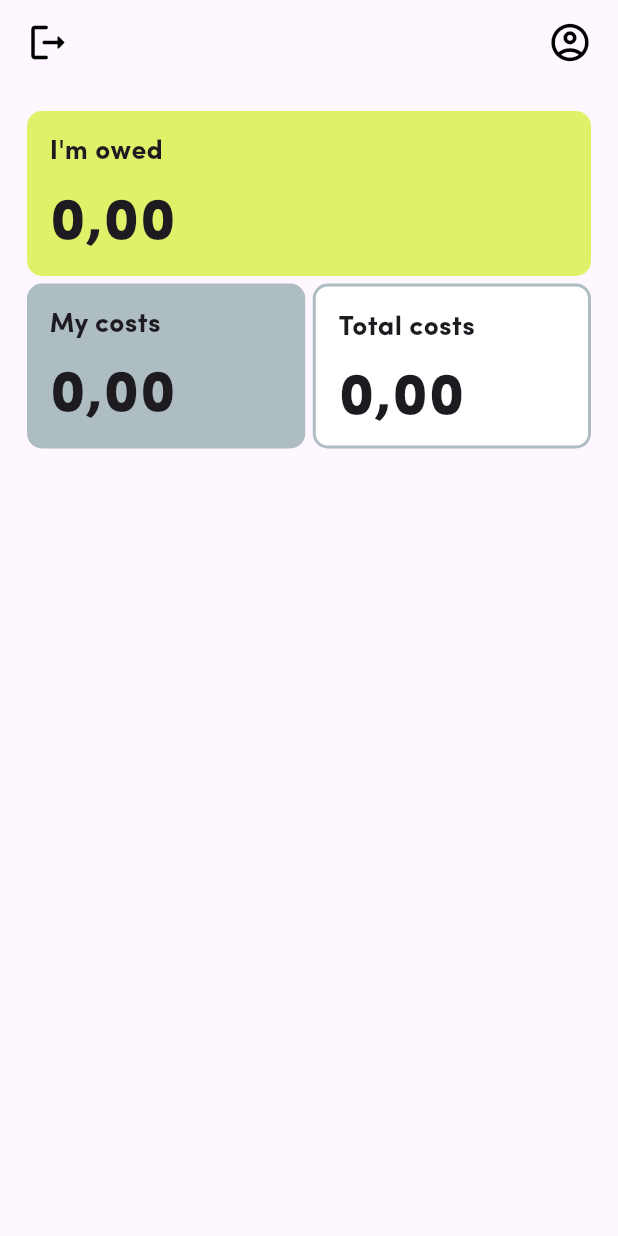
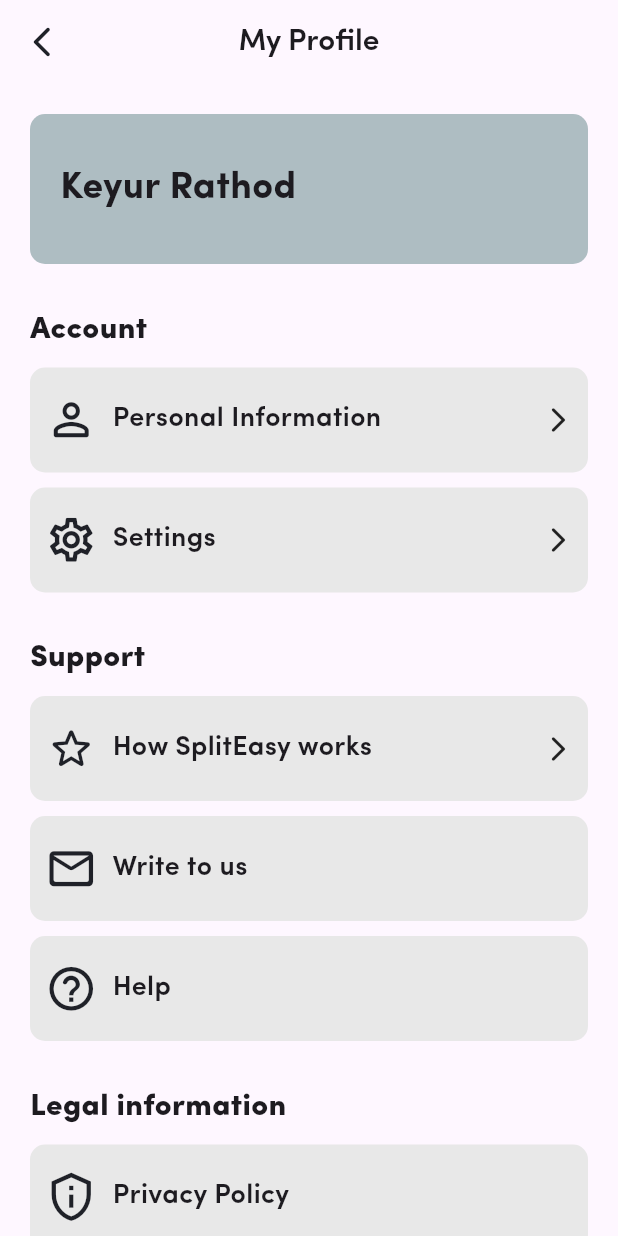
Before and after one commit to Keyurrr14/SplitEasy, a Flutter app: the HomePage screen opened directly, after a tap on the "account circle" icon, on a phone screen of 412 x 824 dp. Run offline on Flutter 3.47's test engine with Material 3 defaults, Android fonts, the phone set to English and light mode, and no system bars; our stand-ins replace email_validator, firebase_auth, firebase_core, smooth_page_indicator; accounts and stored records are empty.

Commit message:
folder structure updated and Account screen added

```diff
--- /dev/null
+++ b/lib/Account Screens/Account.dart
@@ -0,0 +1,334 @@
+import 'package:flutter/material.dart';
+
+class Account extends StatelessWidget {
+  const Account({super.key});
+
+  @override
+  Widget build(BuildContext context) {
+    return Scaffold(
+      appBar: AppBar(
+        leading: IconButton(
+          icon: const Icon(Icons.arrow_back_ios_new_rounded,
+              color: Color(0xff1f2128)),
+          onPressed: () => Navigator.of(context).pop(),
+        ),
+        title: const Text(
+          'My Profile',
+          style: TextStyle(fontWeight: FontWeight.w600, fontSize: 20),
+        ),
+        centerTitle: true,
+      ),
+      body: SingleChildScrollView(
+        child: Padding(
+          padding: const EdgeInsets.all(20.0),
+          child: Column(
+            crossAxisAlignment: CrossAxisAlignment.start,
+            children: [
+              Container(
+                width: double.infinity,
+                height: 100,
+                decoration: BoxDecoration(
+                    color: const Color(0xffAEBDC2),
+                    borderRadius: BorderRadius.circular(10)),
+                child: const Padding(
+                  padding: EdgeInsets.all(20.0),
+                  child: Align(
+                    alignment: Alignment.centerLeft,
+                    child: Text(
+                      'Keyur Rathod',
+                      style:
+                          TextStyle(fontSize: 25, fontWeight: FontWeight.bold),
+                    ),
+                  ),
+                ),
+              ),
+              const SizedBox(
+                height: 30,
+              ),
+              const Text(
+                'Account',
+                style: TextStyle(fontSize: 20, fontWeight: FontWeight.w900),
+              ),
+              const SizedBox(
+                height: 10,
+              ),
+              Container(
+                width: double.infinity,
+                height: 70,
+                decoration: BoxDecoration(
+                    color: const Color(0xffE8E8E8),
+                    borderRadius: BorderRadius.circular(10)),
+                child: const Padding(
+                  padding: EdgeInsets.all(10.0),
+                  child: Row(
+                    mainAxisAlignment: MainAxisAlignment.start,
+                    children: [
+                      Icon(
+                        Icons.person_outline_rounded,
+                        size: 35,
+                        color: Color(0xff1f2128),
+                      ),
+                      SizedBox(
+                        width: 10,
+                      ),
+                      Text(
+                        'Personal Information',
+                        style: TextStyle(
+                            fontSize: 18, fontWeight: FontWeight.w600),
+                      ),
+                      Spacer(),
+                      Icon(
+                        Icons.arrow_forward_ios_rounded,
+                        size: 20,
+                      )
+                    ],
+                  ),
+                ),
+              ),
+              const SizedBox(
+                height: 10,
+              ),
+              Container(
+                width: double.infinity,
+                height: 70,
+                decoration: BoxDecoration(
+                    color: const Color(0xffE8E8E8),
+                    borderRadius: BorderRadius.circular(10)),
+                child: const Padding(
+                  padding: EdgeInsets.all(10.0),
+                  child: Row(
+                    mainAxisAlignment: MainAxisAlignment.start,
+                    children: [
+                      Icon(
+                        Icons.settings_outlined,
+                        size: 35,
+                        color: Color(0xff1f2128),
+                      ),
+                      SizedBox(
+                        width: 10,
+                      ),
+                      Text(
+                        'Settings',
+                        style: TextStyle(
+                            fontSize: 18, fontWeight: FontWeight.w600),
+                      ),
+                      Spacer(),
+                      Icon(
+                        Icons.arrow_forward_ios_rounded,
+                        size: 20,
+                      )
+                    ],
+                  ),
+                ),
+              ),
+              const SizedBox(
+                height: 30,
+              ),
+              const Text(
+                'Support',
+                style: TextStyle(fontSize: 20, fontWeight: FontWeight.w900),
+              ),
+              const SizedBox(
+                height: 10,
+              ),
+              Container(
+                width: double.infinity,
+                height: 70,
+                decoration: BoxDecoration(
+                    color: const Color(0xffE8E8E8),
+                    borderRadius: BorderRadius.circular(10)),
+                child: const Padding(
+                  padding: EdgeInsets.all(10.0),
+                  child: Row(
+                    mainAxisAlignment: MainAxisAlignment.start,
+                    children: [
+                      Icon(
+                        Icons.star_outline_rounded,
+                        size: 35,
+                        color: Color(0xff1f2128),
+                      ),
+                      SizedBox(
+                        width: 10,
+                      ),
+                      Text(
+                        'How SplitEasy works',
+                        style: TextStyle(
+                            fontSize: 18, fontWeight: FontWeight.w600),
+                      ),
+                      Spacer(),
+                      Icon(
+                        Icons.arrow_forward_ios_rounded,
+                        size: 20,
+                      )
+                    ],
+                  ),
+                ),
+              ),
+              const SizedBox(
+                height: 10,
+              ),
+              Container(
+                width: double.infinity,
+                height: 70,
+                decoration: BoxDecoration(
+                    color: const Color(0xffE8E8E8),
+                    borderRadius: BorderRadius.circular(10)),
+                child: const Padding(
+                  padding: EdgeInsets.all(10.0),
+                  child: Row(
+                    mainAxisAlignment: MainAxisAlignment.start,
+                    children: [
+                      Icon(
+                        Icons.mail_outline_rounded,
+                        size: 35,
+                        color: Color(0xff1f2128),
+                      ),
+                      SizedBox(
+                        width: 10,
+                      ),
+                      Text(
+                        'Write to us',
+                        style: TextStyle(
+                            fontSize: 18, fontWeight: FontWeight.w600),
+                      ),
+                    ],
+                  ),
+                ),
+              ),
+              const SizedBox(
+                height: 10,
+              ),
+              Container(
+                width: double.infinity,
+                height: 70,
+                decoration: BoxDecoration(
+                    color: const Color(0xffE8E8E8),
+                    borderRadius: BorderRadius.circular(10)),
+                child: const Padding(
+                  padding: EdgeInsets.all(10.0),
+                  child: Row(
+                    mainAxisAlignment: MainAxisAlignment.start,
+                    children: [
+                      Icon(
+                        Icons.help_outline_rounded,
+                        size: 35,
+                        color: Color(0xff1f2128),
+                      ),
+                      SizedBox(
+                        width: 10,
+                      ),
+                      Text(
+                        'Help',
+                        style: TextStyle(
+                            fontSize: 18, fontWeight: FontWeight.w600),
+                      ),
+                    ],
+                  ),
+                ),
+              ),
+              const SizedBox(
+                height: 30,
+              ),
+              const Text(
+                'Legal information',
+                style: TextStyle(fontSize: 20, fontWeight: FontWeight.w900),
+              ),
+              const SizedBox(
+                height: 10,
+              ),
+              Container(
+                width: double.infinity,
+                height: 70,
+                decoration: BoxDecoration(
+                    color: const Color(0xffE8E8E8),
+                    borderRadius: BorderRadius.circular(10)),
+                child: const Padding(
+                  padding: EdgeInsets.all(10.0),
+                  child: Row(
+                    mainAxisAlignment: MainAxisAlignment.start,
+                    children: [
+                      Icon(
+                        Icons.privacy_tip_outlined,
+                        size: 35,
+                        color: Color(0xff1f2128),
+                      ),
+                      SizedBox(
+                        width: 10,
+                      ),
+                      Text(
+                        'Privacy Policy',
+                        style: TextStyle(
+                            fontSize: 18, fontWeight: FontWeight.w600),
+                      ),
+                    ],
+                  ),
+                ),
+              ),
+              const SizedBox(
+                height: 10,
+              ),
+              Container(
+                width: double.infinity,
+                height: 70,
+                decoration: BoxDecoration(
+                    color: const Color(0xffE8E8E8),
+                    borderRadius: BorderRadius.circular(10)),
+                child: const Padding(
+                  padding: EdgeInsets.all(10.0),
+                  child: Row(
+                    mainAxisAlignment: MainAxisAlignment.start,
+                    children: [
+                      Icon(
+                        Icons.menu_book_rounded,
+                        size: 35,
+                        color: Color(0xff1f2128),
+                      ),
+                      SizedBox(
+                        width: 10,
+                      ),
+                      Text(
+                        'Terms and conditions',
+                        style: TextStyle(
+                            fontSize: 18, fontWeight: FontWeight.w600),
+                      ),
+                    ],
+                  ),
+                ),
+              ),
+              const SizedBox(
+                height: 30,
+              ),
+              const Text(
+                'Log out',
+                style: TextStyle(
+                  fontSize: 18,
+                  decoration: TextDecoration.underline,
+                  fontWeight: FontWeight.w600,
+                ),
+              ),
+              const SizedBox(
+                height: 30,
+              ),
+              RichText(
+                text: const TextSpan(
+                  text: 'Delete account',
+                  style: TextStyle(
+                    fontFamily: 'Sofia Pro',
+                    color: Colors.red,
+                    fontSize: 18,
+                    fontWeight: FontWeight.w600,
+                    decoration: TextDecoration.underline,
+                    decorationColor: Colors.red,
+                  ),
+                ),
+              ),
+              const SizedBox(
+                height: 50,
+              )
+            ],
+          ),
+        ),
+      ),
+    );
+  }
+}
--- a/lib/HomePage.dart
+++ b/lib/HomePage.dart
@@ -1,4 +1,5 @@
 import 'package:flutter/material.dart';
+import 'package:spliteasy/Account%20Screens/Account.dart';
 
 class HomePage extends StatelessWidget {
   const HomePage({super.key});
@@ -22,7 +23,10 @@ class HomePage extends StatelessWidget {
           Padding(
             padding: const EdgeInsets.only(right: 8.0),
             child: IconButton(
-              onPressed: () {},
+              onPressed: () {
+                Navigator.of(context).push(
+                    MaterialPageRoute(builder: (context) => const Account()));
+              },
               icon: const Icon(
                 Icons.account_circle_outlined,
                 color: Colors.black,
@@ -39,7 +43,7 @@ class HomePage extends StatelessWidget {
             children: [
               Container(
                 width: double.infinity,
-                height: 110,
+                height: 120,
                 decoration: BoxDecoration(
                     color: const Color(0xffdff169),
                     borderRadius: BorderRadius.circular(10)),
@@ -51,7 +55,7 @@ class HomePage extends StatelessWidget {
                       child: Text(
                         'I\'m owed',
                         style: TextStyle(
-                            fontSize: 18, fontWeight: FontWeight.bold),
+                            fontSize: 18, fontWeight: FontWeight.w600),
                       ),
                     ),
                     Padding(
@@ -66,13 +70,13 @@ class HomePage extends StatelessWidget {
                 ),
               ),
               const SizedBox(
-                height: 5,
+                height: 10,
               ),
               Row(
                 children: [
                   Expanded(
                     child: Container(
-                      height: 110,
+                      height: 130,
                       decoration: BoxDecoration(
                           color: const Color(0xffAEBDC2),
                           borderRadius: BorderRadius.circular(10)),
@@ -84,7 +88,7 @@ class HomePage extends StatelessWidget {
                             child: Text(
                               'My costs',
                               style: TextStyle(
-                                  fontSize: 18, fontWeight: FontWeight.bold),
+                                  fontSize: 18, fontWeight: FontWeight.w600),
                             ),
                           ),
                           Padding(
@@ -100,11 +104,11 @@ class HomePage extends StatelessWidget {
                     ),
                   ),
                   const SizedBox(
-                    width: 5,
+                    width: 10,
                   ),
                   Expanded(
                     child: Container(
-                      height: 110,
+                      height: 130,
                       decoration: BoxDecoration(
                           color: Colors.white,
                           border: Border.all(
@@ -118,7 +122,7 @@ class HomePage extends StatelessWidget {
                             child: Text(
                               'Total costs',
                               style: TextStyle(
-                                  fontSize: 18, fontWeight: FontWeight.bold),
+                                  fontSize: 18, fontWeight: FontWeight.w600),
                             ),
                           ),
                           Padding(
--- a/lib/LoginSignupScreens/SignUp.dart
+++ b/lib/LoginSignup Screens/LogIn.dart
@@ -1,22 +1,20 @@
 import 'package:email_validator/email_validator.dart';
 import 'package:firebase_auth/firebase_auth.dart';
 import 'package:flutter/material.dart';
-import 'package:spliteasy/LoginSignupScreens/NamePhone.dart';
+import 'package:spliteasy/LoginSignup%20Screens/NamePhone.dart';
 
-class SignUp extends StatefulWidget {
-  const SignUp({super.key});
+class LogIn extends StatefulWidget {
+  const LogIn({super.key});
 
   @override
-  State<SignUp> createState() => _SignUpState();
+  State<LogIn> createState() => _LogInState();
 }
 
-class _SignUpState extends State<SignUp> {
+class _LogInState extends State<LogIn> {
   final FocusNode _emailFocus = FocusNode();
-  bool _isPasswordVisible = false;
-
-  final formKey = GlobalKey<FormState>();
   final emailController = TextEditingController();
   final passwordController = TextEditingController();
+  bool _isPasswordVisible = false;
 
   @override
   void dispose() {
@@ -44,7 +42,7 @@ class _SignUpState extends State<SignUp> {
           onPressed: () => Navigator.of(context).pop(),
         ),
         title: const Text(
-          'Sign up',
+          'Log in',
           style: TextStyle(fontWeight: FontWeight.w600),
         ),
         centerTitle: true,
@@ -126,25 +124,36 @@ class _SignUpState extends State<SignUp> {
                   ),
                   SizedBox(
                       width: double.infinity,
-                      height: 50,
+                      height: 60,
                       child: ElevatedButton(
                           style: ElevatedButton.styleFrom(
                             elevation: 3,
-                            backgroundColor: const Color(0xffdff169),
+                            backgroundColor: const Color(0xff1f2128),
                             shape: RoundedRectangleBorder(
                               borderRadius: BorderRadius.circular(10),
                             ),
                           ),
                           onPressed: () {
-                            SignUp();
+                            LogIn();
                           },
                           child: const Text(
-                            'Next',
+                            'Log in',
                             style: TextStyle(
                                 fontSize: 20,
                                 fontWeight: FontWeight.bold,
-                                color: Color(0xff1f2128)),
+                                color: Colors.white),
                           ))),
+                  const SizedBox(
+                    height: 10,
+                  ),
+                  TextButton(
+                      onPressed: () {},
+                      child: const Text(
+                        'Forgot your password?',
+                        style: TextStyle(
+                            color: Color(0xff1f2128),
+                            decoration: TextDecoration.underline),
+                      ))
                 ],
               ),
             ),
@@ -154,9 +163,9 @@ class _SignUpState extends State<SignUp> {
     );
   }
 
-  Future SignUp() async {
+  Future LogIn() async {
     try {
-      await FirebaseAuth.instance.createUserWithEmailAndPassword(
+      await FirebaseAuth.instance.signInWithEmailAndPassword(
         email: emailController.text.trim(),
         password: passwordController.text.trim(),
       );
--- a/lib/LoginSignupScreens/LogIn.dart
+++ b/lib/LoginSignup Screens/SignUp.dart
@@ -1,20 +1,22 @@
 import 'package:email_validator/email_validator.dart';
 import 'package:firebase_auth/firebase_auth.dart';
 import 'package:flutter/material.dart';
-import 'package:spliteasy/HomePage.dart';
+import 'package:spliteasy/LoginSignup%20Screens/NamePhone.dart';
 
-class LogIn extends StatefulWidget {
-  const LogIn({super.key});
+class SignUp extends StatefulWidget {
+  const SignUp({super.key});
 
   @override
-  State<LogIn> createState() => _LogInState();
+  State<SignUp> createState() => _SignUpState();
 }
 
-class _LogInState extends State<LogIn> {
+class _SignUpState extends State<SignUp> {
   final FocusNode _emailFocus = FocusNode();
+  bool _isPasswordVisible = false;
+
+  final formKey = GlobalKey<FormState>();
   final emailController = TextEditingController();
   final passwordController = TextEditingController();
-  bool _isPasswordVisible = false;
 
   @override
   void dispose() {
@@ -42,7 +44,7 @@ class _LogInState extends State<LogIn> {
           onPressed: () => Navigator.of(context).pop(),
         ),
         title: const Text(
-          'Log in',
+          'Sign up',
           style: TextStyle(fontWeight: FontWeight.w600),
         ),
         centerTitle: true,
@@ -124,36 +126,25 @@ class _LogInState extends State<LogIn> {
                   ),
                   SizedBox(
                       width: double.infinity,
-                      height: 60,
+                      height: 50,
                       child: ElevatedButton(
                           style: ElevatedButton.styleFrom(
                             elevation: 3,
-                            backgroundColor: const Color(0xff1f2128),
+                            backgroundColor: const Color(0xffdff169),
                             shape: RoundedRectangleBorder(
                               borderRadius: BorderRadius.circular(10),
                             ),
                           ),
                           onPressed: () {
-                            LogIn();
+                            SignUp();
                           },
                           child: const Text(
-                            'Log in',
+                            'Next',
                             style: TextStyle(
                                 fontSize: 20,
                                 fontWeight: FontWeight.bold,
-                                color: Colors.white),
+                                color: Color(0xff1f2128)),
                           ))),
-                  const SizedBox(
-                    height: 10,
-                  ),
-                  TextButton(
-                      onPressed: () {},
-                      child: const Text(
-                        'Forgot your password?',
-                        style: TextStyle(
-                            color: Color(0xff1f2128),
-                            decoration: TextDecoration.underline),
-                      ))
                 ],
               ),
             ),
@@ -163,16 +154,16 @@ class _LogInState extends State<LogIn> {
     );
   }
 
-  Future LogIn() async {
+  Future SignUp() async {
     try {
-      await FirebaseAuth.instance.signInWithEmailAndPassword(
+      await FirebaseAuth.instance.createUserWithEmailAndPassword(
         email: emailController.text.trim(),
         password: passwordController.text.trim(),
       );
       // ignore: use_build_context_synchronously
       Navigator.pushReplacement(
         context,
-        MaterialPageRoute(builder: (context) => const HomePage()),
+        MaterialPageRoute(builder: (context) => const NamePhone()),
       );
     } on FirebaseAuthException catch (e) {
       if (mounted) {
--- a/lib/LoginSignupScreens/Welcome.dart
+++ b/lib/LoginSignup Screens/Welcome.dart
@@ -1,6 +1,6 @@
 import 'package:flutter/material.dart';
-import 'package:spliteasy/LoginSignupScreens/LogIn.dart';
-import 'package:spliteasy/LoginSignupScreens/SignUp.dart';
+import 'package:spliteasy/LoginSignup%20Screens/LogIn.dart';
+import 'package:spliteasy/LoginSignup%20Screens/SignUp.dart';
 
 class Welcome extends StatelessWidget {
   const Welcome({super.key});
--- a/lib/main.dart
+++ b/lib/main.dart
@@ -1,5 +1,5 @@
 import 'package:flutter/material.dart';
-import 'package:spliteasy/onBoardingScreen.dart';
+import 'package:spliteasy/OnBoarding%20Screens/onBoardingScreen.dart';
 import 'package:firebase_core/firebase_core.dart';
 import 'firebase_options.dart';
 
```
Also changed, not shown: lib/OnBoarding Screens/onBoardingScreen.dart (renamed from lib/onBoardingScreen.dart, +4 -4 lines), lib/LoginSignup Screens/NamePhone.dart (renamed from lib/LoginSignupScreens/NamePhone.dart), lib/OnBoarding Screens/onBoarding1.dart (renamed from lib/OnBoardingScreens/onBoarding1.dart), lib/OnBoarding Screens/onBoarding2.dart (renamed from lib/OnBoardingScreens/onBoarding2.dart), lib/OnBoarding Screens/onBoarding3.dart (renamed from lib/OnBoardingScreens/onBoarding3.dart).
